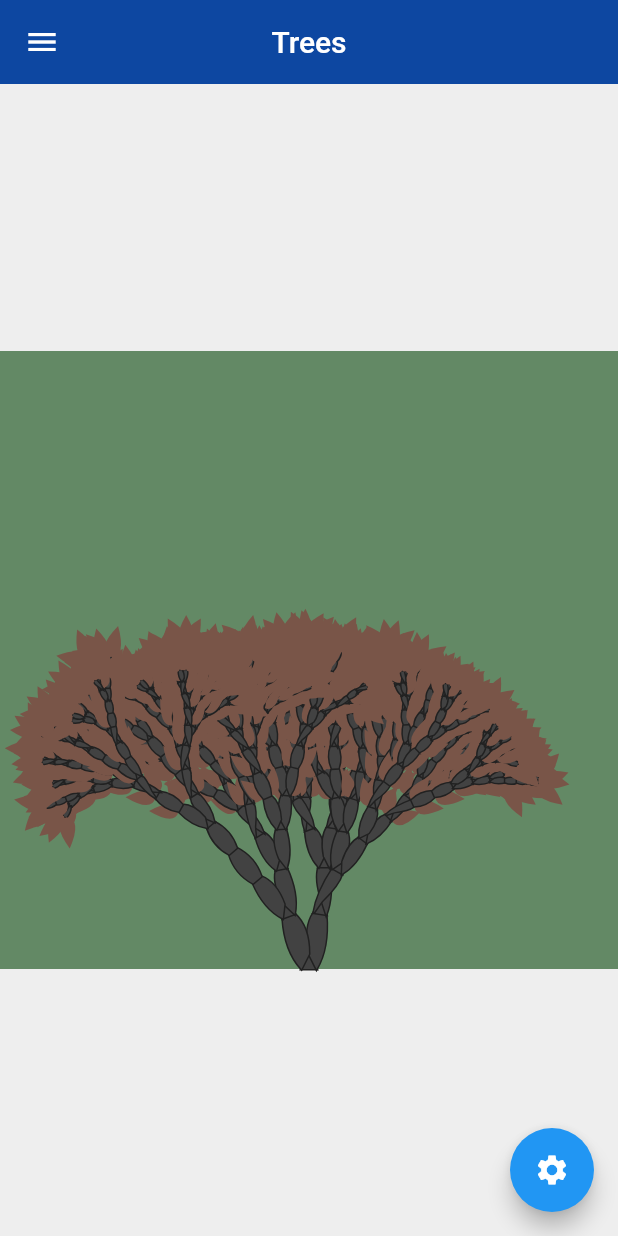
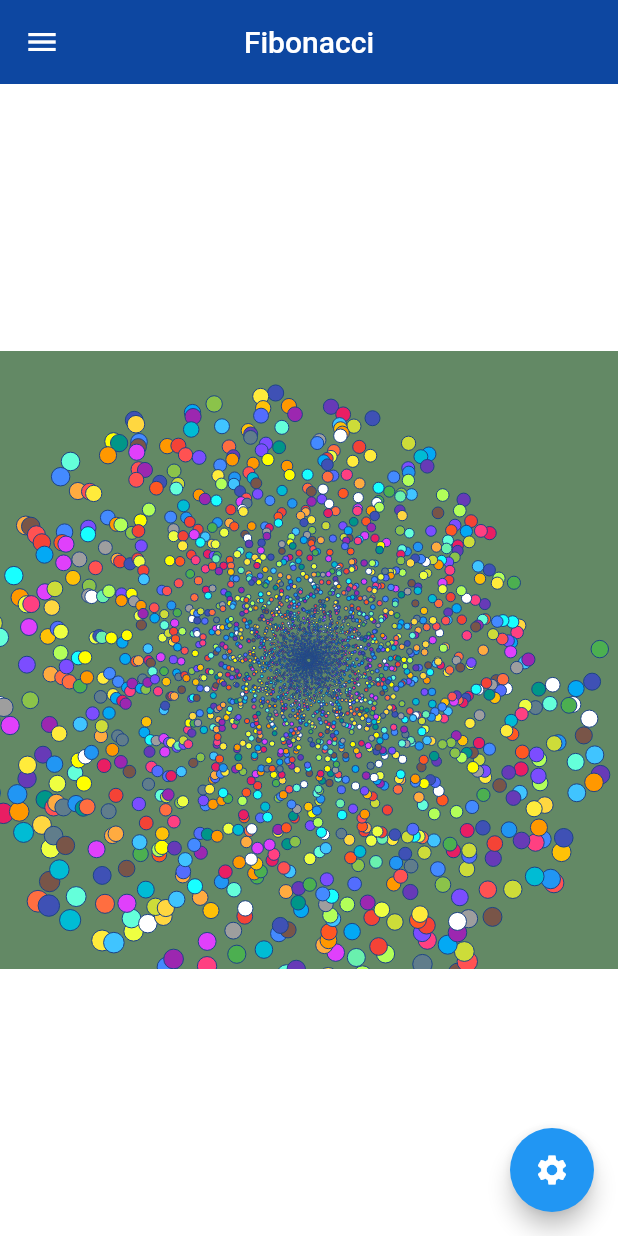
Before and after one commit to baldfatchris/opart_v2, a Flutter app: the screen it shows after launch, on a phone screen of 412 x 824 dp. Run offline on Flutter 3.47's test engine with Material 2 defaults, Android fonts, the phone set to English and light mode, and no system bars; our stand-ins replace flutter_colorpicker, flutter_spinkit.

Commit message:
Added Fibonacci

```diff
--- a/lib/menu.dart
+++ b/lib/menu.dart
@@ -1,5 +1,6 @@
 import 'package:flutter/material.dart';
 
+import 'opart_fibonacci.dart';
 import 'opart_tree.dart';
 import 'opart_waves.dart';
 import 'opart_wallpaper.dart';
@@ -13,6 +14,12 @@ class OpArtMenu extends StatefulWidget {
 
 class _OpArtMenuState extends State<OpArtMenu> {
   List<OpArtType> OpArtTypes = [
+    OpArtType(
+      name: 'Fibonacci',
+      icon: 'lib/assets/fibonacci.png',
+      widgetWithSettings: OpArtFibonacciStudio(true),
+      widgetWithoutSettings: OpArtFibonacciStudio(false),
+    ),
     OpArtType(
       name: 'Trees',
       icon: 'lib/assets/trees.png',
--- a/lib/opart_fibonacci.dart
+++ b/lib/opart_fibonacci.dart
@@ -1,6 +1,5 @@
 import 'package:flutter/material.dart';
 import 'dart:math';
-import 'side_drawer.dart';
 import 'package:flutter_colorpicker/flutter_colorpicker.dart';
 
 //void main() {
```
